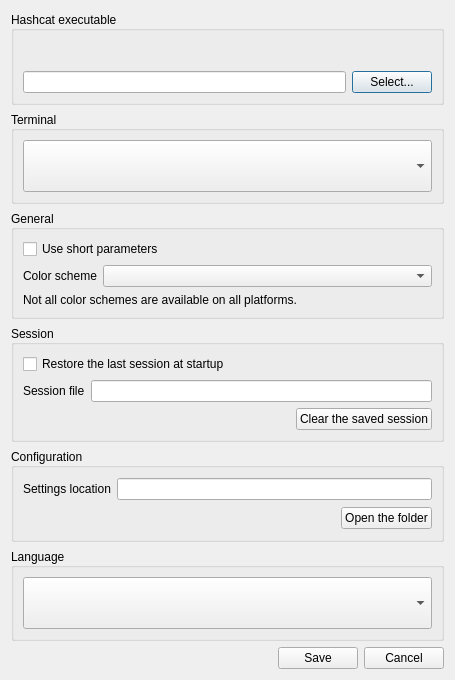
Old version of the form src/settingsdialog.ui in the repository rgroesslinger/hashcat-gui.
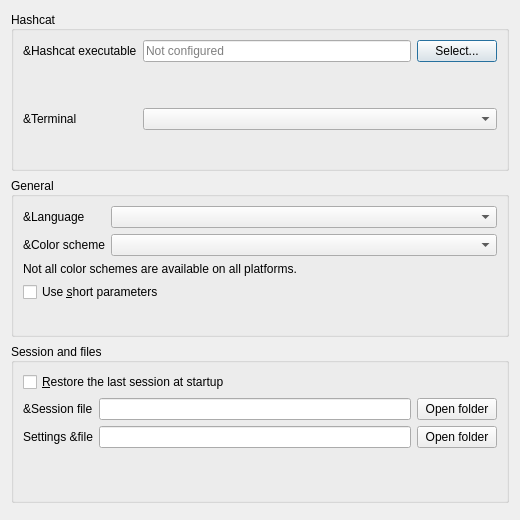
New version of the form.

```diff
--- a/src/settingsdialog.ui
+++ b/src/settingsdialog.ui
@@ -6,8 +6,8 @@
    <rect>
     <x>0</x>
     <y>0</y>
-    <width>455</width>
-    <height>680</height>
+    <width>520</width>
+    <height>520</height>
    </rect>
   </property>
   <property name="windowTitle">
@@ -19,50 +19,32 @@
   <layout class="QVBoxLayout" name="verticalLayout_3">
    <item>
     <widget class="QGroupBox" name="groupBox_hc_path">
-     <property name="sizePolicy">
-      <sizepolicy hsizetype="Expanding" vsizetype="Preferred">
-       <horstretch>0</horstretch>
-       <verstretch>0</verstretch>
-      </sizepolicy>
-     </property>
-     <property name="autoFillBackground">
-      <bool>false</bool>
-     </property>
-     <property name="styleSheet">
-      <string notr="true"/>
-     </property>
      <property name="title">
-      <string>Hashcat executable</string>
+      <string>Hashcat</string>
      </property>
      <property name="alignment">
       <set>Qt::AlignmentFlag::AlignLeft|Qt::AlignmentFlag::AlignVCenter</set>
      </property>
-     <property name="flat">
-      <bool>false</bool>
-     </property>
-     <property name="checkable">
-      <bool>false</bool>
-     </property>
-     <layout class="QVBoxLayout" name="verticalLayout">
-      <item>
-       <widget class="QLabel" name="label_download">
+     <layout class="QFormLayout" name="formLayout_hashcat">
+      <item row="0" column="0">
+       <widget class="QLabel" name="label_hc_path">
         <property name="text">
-         <string/>
+         <string>&amp;Hashcat executable</string>
         </property>
        </widget>
       </item>
-      <item>
-       <layout class="QHBoxLayout" name="horizontalLayout">
+      <item row="0" column="1">
+       <layout class="QHBoxLayout" name="horizontalLayout_hc_path">
         <item>
          <widget class="QLineEdit" name="lineEdit_hc_path">
           <property name="minimumSize">
            <size>
-            <width>320</width>
+            <width>260</width>
             <height>0</height>
            </size>
           </property>
-          <property name="readOnly">
-           <bool>true</bool>
+          <property name="placeholderText">
+           <string>Not configured</string>
           </property>
          </widget>
         </item>
@@ -75,49 +57,53 @@
         </item>
        </layout>
       </item>
-     </layout>
-    </widget>
-   </item>
-   <item>
-    <widget class="QGroupBox" name="groupBox_terminal">
-     <property name="sizePolicy">
-      <sizepolicy hsizetype="Expanding" vsizetype="Preferred">
-       <horstretch>0</horstretch>
-       <verstretch>0</verstretch>
-      </sizepolicy>
-     </property>
-     <property name="styleSheet">
-      <string notr="true"/>
-     </property>
-     <property name="title">
-      <string>Terminal</string>
-     </property>
-     <property name="alignment">
-      <set>Qt::AlignmentFlag::AlignLeft|Qt::AlignmentFlag::AlignVCenter</set>
-     </property>
-     <layout class="QHBoxLayout" name="horizontalLayout_3">
-      <item>
+      <item row="1" column="0" colspan="2">
+       <widget class="QLabel" name="label_hashcat_status">
+        <property name="text">
+         <string/>
+        </property>
+        <property name="wordWrap">
+         <bool>true</bool>
+        </property>
+        <property name="visible">
+         <bool>false</bool>
+        </property>
+       </widget>
+      </item>
+      <item row="2" column="0" colspan="2">
+       <widget class="QLabel" name="label_download">
+        <property name="text">
+         <string/>
+        </property>
+       </widget>
+      </item>
+      <item row="3" column="0">
+       <widget class="QLabel" name="label_terminal">
+        <property name="text">
+         <string>&amp;Terminal</string>
+        </property>
+       </widget>
+      </item>
+      <item row="3" column="1">
        <widget class="QComboBox" name="comboBox_terminal">
-        <property name="enabled">
-         <bool>true</bool>
-        </property>
         <property name="sizePolicy">
-         <sizepolicy hsizetype="Expanding" vsizetype="Preferred">
+         <sizepolicy hsizetype="Expanding" vsizetype="Fixed">
           <horstretch>0</horstretch>
           <verstretch>0</verstretch>
          </sizepolicy>
         </property>
-        <property name="minimumSize">
-         <size>
-          <width>0</width>
-          <height>0</height>
-         </size>
+       </widget>
+      </item>
+      <item row="4" column="0" colspan="2">
+       <widget class="QLabel" name="label_terminal_status">
+        <property name="text">
+         <string/>
         </property>
-        <property name="maximumSize">
-         <size>
-          <width>16777215</width>
-          <height>16777215</height>
-         </size>
+        <property name="wordWrap">
+         <bool>true</bool>
+        </property>
+        <property name="visible">
+         <bool>false</bool>
         </property>
        </widget>
       </item>
@@ -126,51 +112,48 @@
    </item>
    <item>
     <widget class="QGroupBox" name="groupBox_general">
-     <property name="sizePolicy">
-      <sizepolicy hsizetype="Expanding" vsizetype="Preferred">
-       <horstretch>0</horstretch>
-       <verstretch>0</verstretch>
-      </sizepolicy>
-     </property>
      <property name="title">
       <string>General</string>
      </property>
      <property name="alignment">
       <set>Qt::AlignmentFlag::AlignLeft|Qt::AlignmentFlag::AlignVCenter</set>
      </property>
-     <layout class="QVBoxLayout" name="verticalLayout_2">
-      <item>
-       <widget class="QCheckBox" name="checkBox_use_short_parameters">
+     <layout class="QFormLayout" name="formLayout_general">
+      <item row="0" column="0">
+       <widget class="QLabel" name="label_language">
         <property name="text">
-         <string>Use short parameters</string>
+         <string>&amp;Language</string>
         </property>
        </widget>
       </item>
-      <item>
-       <layout class="QHBoxLayout" name="horizontalLayout_color_scheme">
-        <item>
+      <item row="0" column="1">
+       <widget class="QComboBox" name="comboBox_language">
+        <property name="sizePolicy">
+         <sizepolicy hsizetype="Expanding" vsizetype="Fixed">
+          <horstretch>0</horstretch>
+          <verstretch>0</verstretch>
+         </sizepolicy>
+        </property>
+       </widget>
+      </item>
+      <item row="1" column="0">
          <widget class="QLabel" name="label_color_scheme">
           <property name="text">
-           <string>Color scheme</string>
-          </property>
-          <property name="alignment">
-           <set>Qt::AlignmentFlag::AlignLeading|Qt::AlignmentFlag::AlignLeft|Qt::AlignmentFlag::AlignVCenter</set>
+         <string>&amp;Color scheme</string>
           </property>
          </widget>
         </item>
-        <item>
+      <item row="1" column="1">
          <widget class="QComboBox" name="comboBox_color_scheme">
           <property name="sizePolicy">
-           <sizepolicy hsizetype="Expanding" vsizetype="Preferred">
+         <sizepolicy hsizetype="Expanding" vsizetype="Fixed">
             <horstretch>0</horstretch>
             <verstretch>0</verstretch>
            </sizepolicy>
           </property>
          </widget>
         </item>
-       </layout>
-      </item>
-      <item>
+      <item row="2" column="0" colspan="2">
        <widget class="QLabel" name="label_color_scheme_note">
         <property name="text">
          <string>Not all color schemes are available on all platforms.</string>
@@ -180,19 +163,20 @@
         </property>
        </widget>
       </item>
+      <item row="3" column="0" colspan="2">
+       <widget class="QCheckBox" name="checkBox_use_short_parameters">
+        <property name="text">
+         <string>Use &amp;short parameters</string>
+        </property>
+       </widget>
+      </item>
      </layout>
     </widget>
    </item>
    <item>
     <widget class="QGroupBox" name="groupBox_session">
-     <property name="sizePolicy">
-      <sizepolicy hsizetype="Expanding" vsizetype="Preferred">
-       <horstretch>0</horstretch>
-       <verstretch>0</verstretch>
-      </sizepolicy>
-     </property>
      <property name="title">
-      <string>Session</string>
+      <string>Session and files</string>
      </property>
      <property name="alignment">
       <set>Qt::AlignmentFlag::AlignLeft|Qt::AlignmentFlag::AlignVCenter</set>
@@ -201,24 +185,29 @@
       <item>
        <widget class="QCheckBox" name="checkBox_restore_session">
         <property name="text">
-         <string>Restore the last session at startup</string>
+         <string>&amp;Restore the last session at startup</string>
         </property>
        </widget>
       </item>
       <item>
-       <layout class="QHBoxLayout" name="horizontalLayout_session_path">
-        <item>
+       <layout class="QFormLayout" name="formLayout_files">
+        <item row="0" column="0">
          <widget class="QLabel" name="label_session_path_text">
           <property name="text">
-           <string>Session file</string>
-          </property>
-          <property name="alignment">
-           <set>Qt::AlignmentFlag::AlignLeading|Qt::AlignmentFlag::AlignLeft|Qt::AlignmentFlag::AlignVCenter</set>
+           <string>&amp;Session file</string>
           </property>
          </widget>
         </item>
+        <item row="0" column="1">
+         <layout class="QHBoxLayout" name="horizontalLayout_session_path">
         <item>
          <widget class="QLineEdit" name="lineEdit_session_path">
+            <property name="minimumSize">
+             <size>
+              <width>260</width>
+              <height>0</height>
+             </size>
+            </property>
           <property name="readOnly">
            <bool>true</bool>
           </property>
@@ -227,156 +216,62 @@
           </property>
          </widget>
         </item>
-       </layout>
-      </item>
       <item>
-       <layout class="QHBoxLayout" name="horizontalLayout_clear_session">
-        <item>
-         <spacer name="horizontalSpacer_clear_session">
-          <property name="orientation">
-           <enum>Qt::Orientation::Horizontal</enum>
-          </property>
-          <property name="sizeHint" stdset="0">
-           <size>
-            <width>40</width>
-            <height>20</height>
-           </size>
-          </property>
-         </spacer>
-        </item>
-        <item>
-         <widget class="QPushButton" name="pushButton_clear_session">
+           <widget class="QPushButton" name="pushButton_open_session_folder">
           <property name="text">
-           <string>Clear the saved session</string>
-          </property>
+             <string>Open folder</string>
+            </property>
+            <property name="toolTip">
+             <string>Open the folder the session is stored in</string>
+            </property>
          </widget>
         </item>
        </layout>
       </item>
-     </layout>
-    </widget>
-   </item>
-   <item>
-    <widget class="QGroupBox" name="groupBox_configuration">
-     <property name="sizePolicy">
-      <sizepolicy hsizetype="Expanding" vsizetype="Preferred">
-       <horstretch>0</horstretch>
-       <verstretch>0</verstretch>
-      </sizepolicy>
-     </property>
-     <property name="title">
-      <string>Configuration</string>
-     </property>
-     <property name="alignment">
-      <set>Qt::AlignmentFlag::AlignLeft|Qt::AlignmentFlag::AlignVCenter</set>
-     </property>
-     <layout class="QVBoxLayout" name="verticalLayout_configuration">
-      <item>
-       <layout class="QHBoxLayout" name="horizontalLayout_settings_path">
-        <item>
+        <item row="1" column="0">
          <widget class="QLabel" name="label_settings_path_text">
           <property name="text">
-           <string>Settings location</string>
-          </property>
-          <property name="alignment">
-           <set>Qt::AlignmentFlag::AlignLeading|Qt::AlignmentFlag::AlignLeft|Qt::AlignmentFlag::AlignVCenter</set>
+           <string>Settings &amp;file</string>
           </property>
          </widget>
         </item>
+        <item row="1" column="1">
+         <layout class="QHBoxLayout" name="horizontalLayout_settings_path">
         <item>
          <widget class="QLineEdit" name="lineEdit_settings_path">
+            <property name="minimumSize">
+             <size>
+              <width>260</width>
+              <height>0</height>
+             </size>
+            </property>
           <property name="readOnly">
            <bool>true</bool>
           </property>
-         </widget>
-        </item>
-       </layout>
-      </item>
-      <item>
-       <layout class="QHBoxLayout" name="horizontalLayout_open_folder">
-        <item>
-         <spacer name="horizontalSpacer_open_folder">
-          <property name="orientation">
-           <enum>Qt::Orientation::Horizontal</enum>
-          </property>
-          <property name="sizeHint" stdset="0">
-           <size>
-            <width>40</width>
-            <height>20</height>
-           </size>
-          </property>
-         </spacer>
+            <property name="toolTip">
+             <string>The file the settings are stored in</string>
+            </property>
+           </widget>
         </item>
         <item>
          <widget class="QPushButton" name="pushButton_open_folder">
           <property name="text">
-           <string>Open the folder</string>
-          </property>
+             <string>Open folder</string>
+            </property>
+            <property name="toolTip">
+             <string>Open the folder the settings are stored in</string>
+            </property>
          </widget>
         </item>
        </layout>
       </item>
      </layout>
-    </widget>
-   </item>
-   <item>
-    <widget class="QGroupBox" name="groupBox_language">
-     <property name="sizePolicy">
-      <sizepolicy hsizetype="Expanding" vsizetype="Preferred">
-       <horstretch>0</horstretch>
-       <verstretch>0</verstretch>
-      </sizepolicy>
-     </property>
-     <property name="title">
-      <string>Language</string>
-     </property>
-     <property name="alignment">
-      <set>Qt::AlignmentFlag::AlignLeft|Qt::AlignmentFlag::AlignVCenter</set>
-     </property>
-     <layout class="QHBoxLayout" name="horizontalLayout_language">
-      <item>
-       <widget class="QComboBox" name="comboBox_language">
-        <property name="sizePolicy">
-         <sizepolicy hsizetype="Expanding" vsizetype="Preferred">
-          <horstretch>0</horstretch>
-          <verstretch>0</verstretch>
-         </sizepolicy>
-        </property>
-       </widget>
-      </item>
+      </item>
      </layout>
     </widget>
    </item>
    <item>
-    <layout class="QHBoxLayout" name="horizontalLayout_2">
-     <item>
-      <spacer name="horizontalSpacer">
-       <property name="orientation">
-        <enum>Qt::Orientation::Horizontal</enum>
-       </property>
-       <property name="sizeHint" stdset="0">
-        <size>
-         <width>40</width>
-         <height>20</height>
-        </size>
-       </property>
-      </spacer>
-     </item>
-     <item>
-      <widget class="QPushButton" name="pushButton_save">
-       <property name="text">
-        <string>Save</string>
-       </property>
-      </widget>
-     </item>
-     <item>
-      <widget class="QPushButton" name="pushButton_cancel">
-       <property name="text">
-        <string>Cancel</string>
-       </property>
-      </widget>
-     </item>
-    </layout>
+    <widget class="QDialogButtonBox" name="buttonBox"/>
    </item>
   </layout>
  </widget>
```
Left out of the diff: 2 changed lines with no effect on the pictures. Lines whose indentation alone changed are shown as unchanged.
